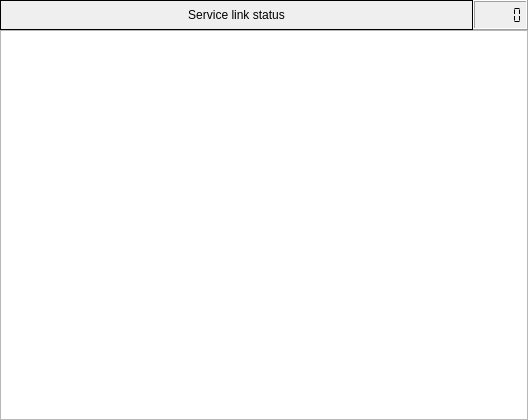
Old version of the form MainUI/servicewidget.ui in the repository 519984307/Container_20191221.
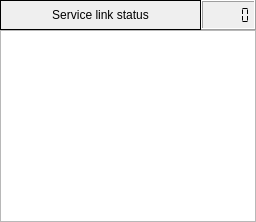
New version of the form.

Diff of the .ui file:
```diff
--- a/MainUI/servicewidget.ui
+++ b/MainUI/servicewidget.ui
@@ -6,8 +6,8 @@
    <rect>
     <x>0</x>
     <y>0</y>
-    <width>528</width>
-    <height>420</height>
+    <width>256</width>
+    <height>222</height>
    </rect>
   </property>
   <property name="windowTitle">
@@ -80,6 +80,13 @@
        <height>30</height>
       </size>
      </property>
+     <property name="font">
+      <font>
+       <pointsize>10</pointsize>
+       <weight>75</weight>
+       <bold>true</bold>
+      </font>
+     </property>
      <property name="smallDecimalPoint">
       <bool>true</bool>
      </property>
```
